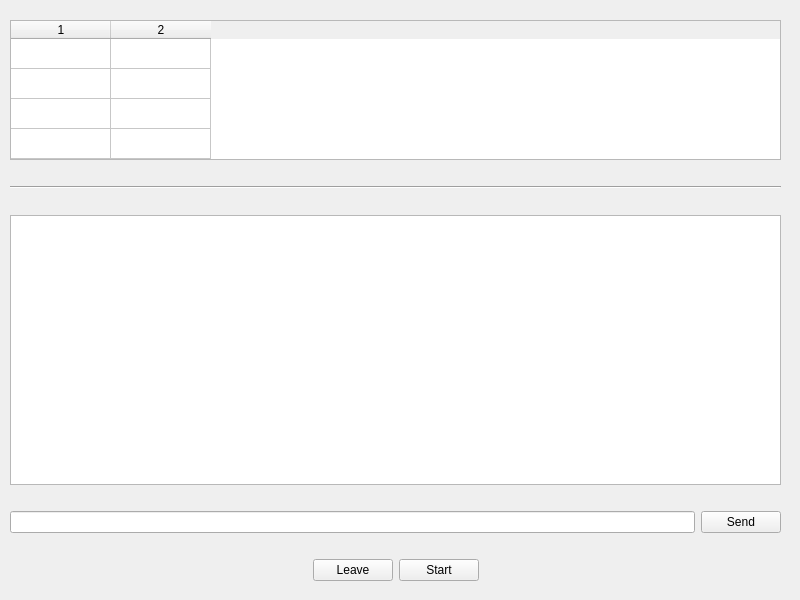
This is ui/ChatMenu.ui in francois-berder/battletank as Qt 5 draws it before an edit. The edited form follows.
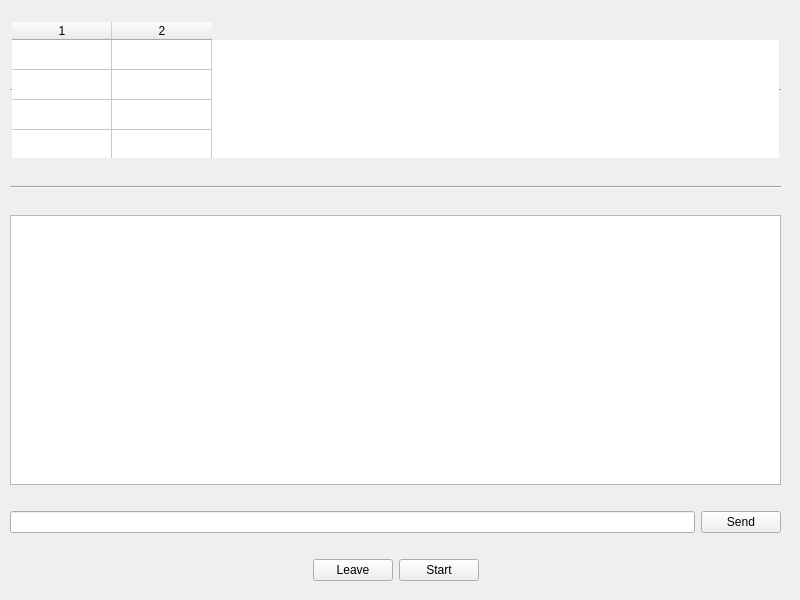
This is the edited form.

Commit message: chatmenu: improved table widget

Patch:
```diff
--- a/ui/ChatMenu.ui
+++ b/ui/ChatMenu.ui
@@ -37,6 +37,15 @@
         <height>140</height>
        </size>
       </property>
+      <property name="frameShape">
+       <enum>QFrame::HLine</enum>
+      </property>
+      <property name="verticalScrollBarPolicy">
+       <enum>Qt::ScrollBarAlwaysOff</enum>
+      </property>
+      <property name="horizontalScrollBarPolicy">
+       <enum>Qt::ScrollBarAlwaysOff</enum>
+      </property>
       <property name="editTriggers">
        <set>QAbstractItemView::NoEditTriggers</set>
       </property>
@@ -55,12 +64,21 @@
       <property name="showGrid">
        <bool>true</bool>
       </property>
+      <property name="cornerButtonEnabled">
+       <bool>true</bool>
+      </property>
       <property name="rowCount">
        <number>4</number>
       </property>
       <property name="columnCount">
        <number>2</number>
       </property>
+      <attribute name="horizontalHeaderDefaultSectionSize">
+       <number>100</number>
+      </attribute>
+      <attribute name="horizontalHeaderStretchLastSection">
+       <bool>false</bool>
+      </attribute>
       <attribute name="verticalHeaderVisible">
        <bool>false</bool>
       </attribute>
```
The commit also changes 1 other file.
